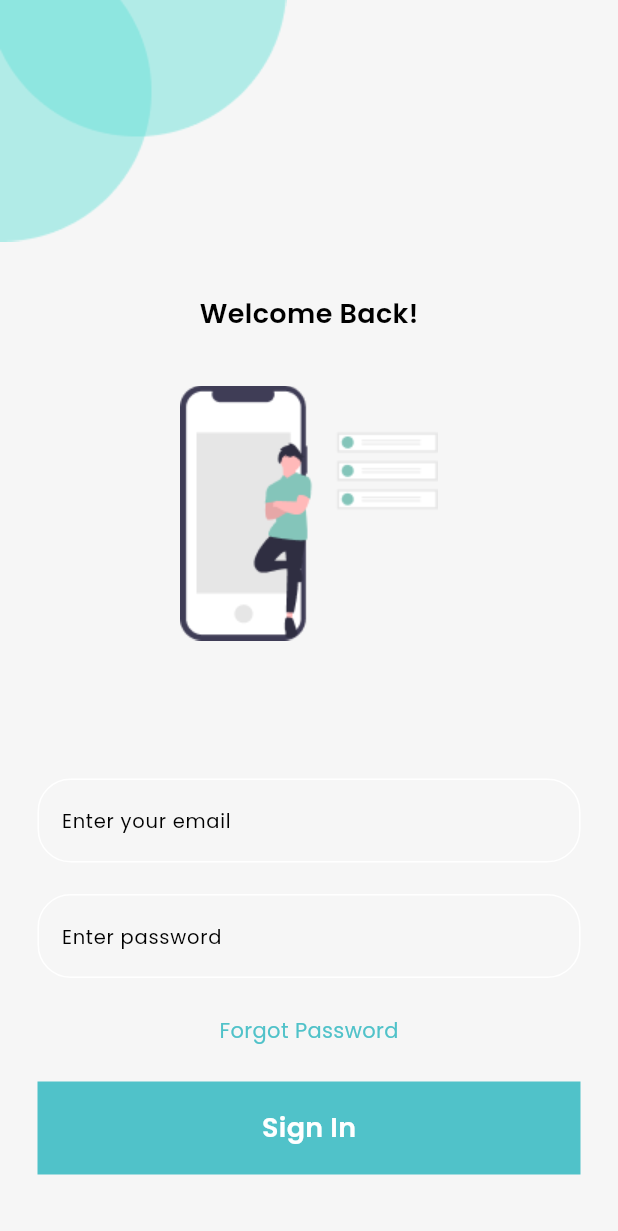
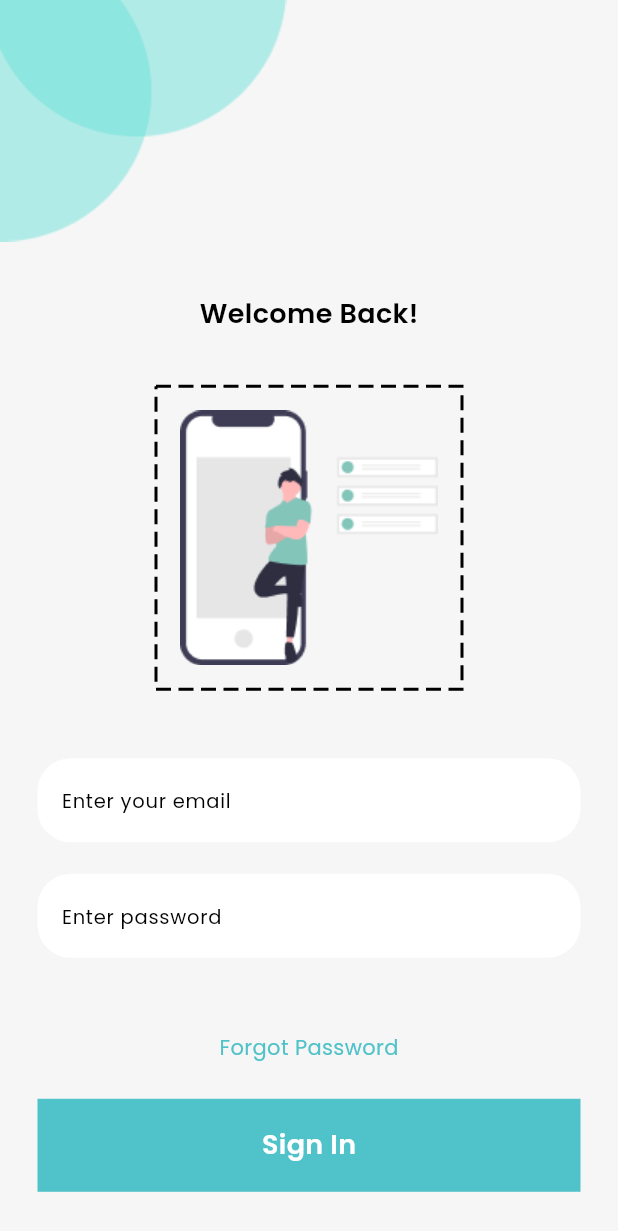
Before and after one commit to longcikeyyy/todo_app2, a Flutter app: the SigninScreen screen opened by its route, on a phone screen of 412 x 824 dp. Shown: the top 1231 px of the screen. Run offline on Flutter 3.47's test engine with Material 3 defaults, Android fonts, the phone set to English and light mode, and no system bars; drawn by our look-alikes of dotted_border.

Commit message:
To do login screen

```diff
--- a/todo_app/lib/screen/home_screen.dart
+++ b/todo_app/lib/screen/home_screen.dart
@@ -1,5 +1,6 @@
 import 'package:flutter/material.dart';
-import 'package:todo_app/constant/app_path.dart';
+import 'package:todo_app/constant/app_color.dart';
+//import 'package:todo_app/constant/app_path.dart';
 
 class HomeScreen extends StatelessWidget {
   const HomeScreen({super.key});
@@ -7,14 +8,9 @@ class HomeScreen extends StatelessWidget {
   @override
   Widget build(BuildContext context) {
     return Scaffold(
+      backgroundColor:AppColor.backgroundColor,
       body: Column(
         children: [
-          InkWell(
-            onTap: () {
-              Navigator.popUntil(context, ModalRoute.withName('/splashScreen'));
-            },
-            child: Image.asset(AppPath.imgShape),
-          ),
         ],
       ),
     );
--- a/todo_app/lib/screen/signin_screen.dart
+++ b/todo_app/lib/screen/signin_screen.dart
@@ -1,8 +1,11 @@
 import 'package:flutter/material.dart';
 import 'package:todo_app/component/app_button.dart';
+import 'package:todo_app/component/app_textfield.dart';
 import 'package:todo_app/constant/app_color.dart';
 import 'package:todo_app/constant/app_path.dart';
 import 'package:todo_app/constant/app_textstyle.dart';
+import 'package:dotted_border/dotted_border.dart';
+import 'package:todo_app/routes/app_routes.dart';
 
 
 class SigninScreen extends StatelessWidget {
@@ -12,7 +15,8 @@ class SigninScreen extends StatelessWidget {
   Widget build(BuildContext context) {
     return Scaffold(
       backgroundColor: AppColor.backgroundColor,
-      body: Column(
+      body: SingleChildScrollView(
+        child: Column(
           children: [
             Align(
               alignment: AlignmentGeometry.topLeft,
@@ -20,59 +24,54 @@ class SigninScreen extends StatelessWidget {
             ),
             SizedBox(height: 35),
             Center(child: Text("Welcome Back!", style: AppTextstyle.tsBoldSize18Black)),
-          SizedBox(height: 35),
-          Image.asset(AppPath.imgPhoneWithPerson2),
-          SizedBox(height: 46),
+            SizedBox(height:(35/812)*MediaQuery.of(context).size.height),
+            DottedBorder(
+              options: RectDottedBorderOptions(
+              dashPattern: [10, 5],
+              strokeWidth: 2,
+              padding: EdgeInsets.all(16),
+              ),
+              child: Image.asset(AppPath.imgPhoneWithPerson2)
+
+            ),
             Padding(
-            padding: EdgeInsetsGeometry.only(
-              top: 46,
-              right: 25,
-              left: 25,
-              bottom: 21,
+              padding: EdgeInsets.only(top: 46,right: 25,left: 25,bottom: 21),
+              child: AppTextfield(hintText: "Enter your email",)
             ),
-            child: TextField(
-              decoration: InputDecoration(
-                fillColor: AppColor.whiteColor,
-                enabledBorder: OutlineInputBorder(
-                  borderRadius: BorderRadius.circular(22),
-                  borderSide: BorderSide(color: AppColor.whiteColor),
+            Padding(
+              padding: EdgeInsets.only(right: 25, left: 25, bottom: 25),
+              child: AppTextfield(hintText:"Enter password")
             ),
-                hintText: "Enter your email",
-                hintStyle: AppTextstyle.tsRegularSize13Black,
+            Padding(
+              padding: EdgeInsets.only(top:25,bottom:24),
+              child: Text(
+                "Forgot Password",
+                style: AppTextstyle.tsRegularSize14Black.copyWith(color:AppColor.blueColor)
               ),
             ),
-          ),
-          Padding(
-            padding: EdgeInsetsGeometry.only(right: 25, left: 25, bottom: 25),
-            child: TextField(
-              decoration: InputDecoration(
-                fillColor: AppColor.whiteColor,
-                enabledBorder: OutlineInputBorder(
-                  borderRadius: BorderRadius.circular(22),
-                  borderSide: BorderSide(color: AppColor.whiteColor),
-                ),
-                hintText: "Enter password",
-                hintStyle: AppTextstyle.tsRegularSize13Black,
-              ),
-            ),
-          ),
-          Text(
-            "Forgot Password",
-            style: TextStyle(
-              fontFamily: 'Poppins',
-              fontWeight: FontWeight.w400,
-              fontSize: 14,
-              color: AppColor.blueColor,
-            ),
-          ),
-          SizedBox(height: 24),
             AppButton(
               textButton: "Sign In",
               onTap: () {
                 Navigator.pushNamed(context, '/homeScreen');
               },
             ),
+            SizedBox(height:29),
+            Row(
+              mainAxisAlignment: MainAxisAlignment.center,
+              children: [
+                Text('Don’t have an account ? ',
+                style:AppTextstyle.tsRegularSize14Black),
+                SizedBox(width:5),
+                GestureDetector(
+                  onTap:(){
+                   Navigator.pushNamed(context, AppRoutes.signinScreen);
+                  },
+                  child: Text('Sign Up',style:AppTextstyle.tsSemiBoldSize14Black.copyWith(color: AppColor.blueColor))
+                )
               ],
+            )
+          ],
+        ),
       ),
     );
   }
```
Lines whose indentation alone changed are shown as unchanged.
